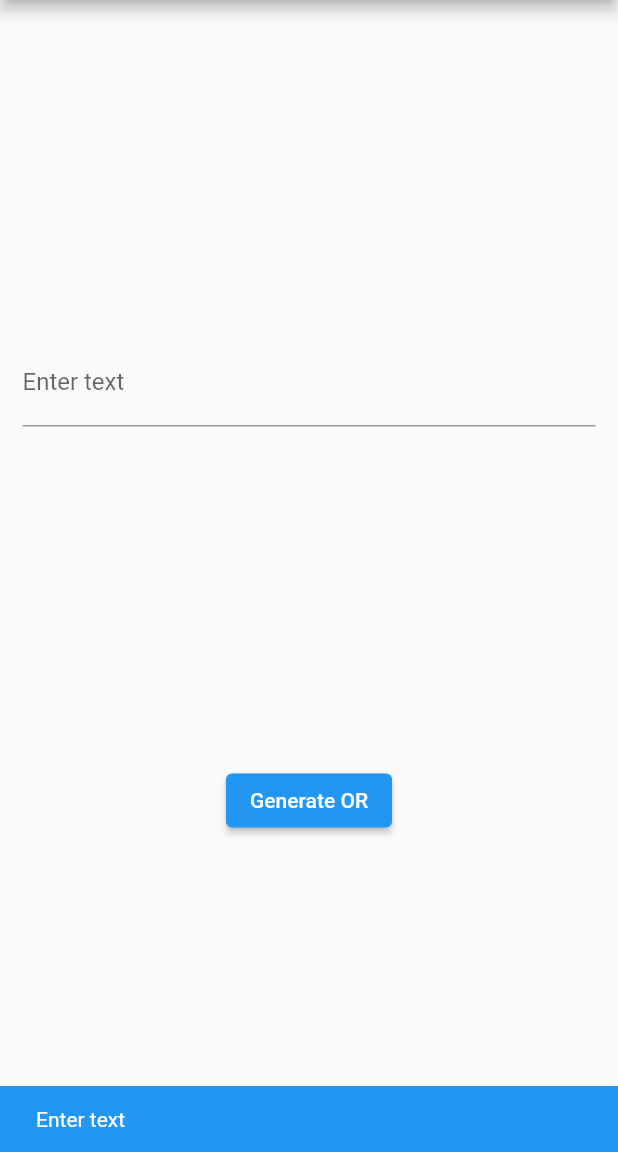
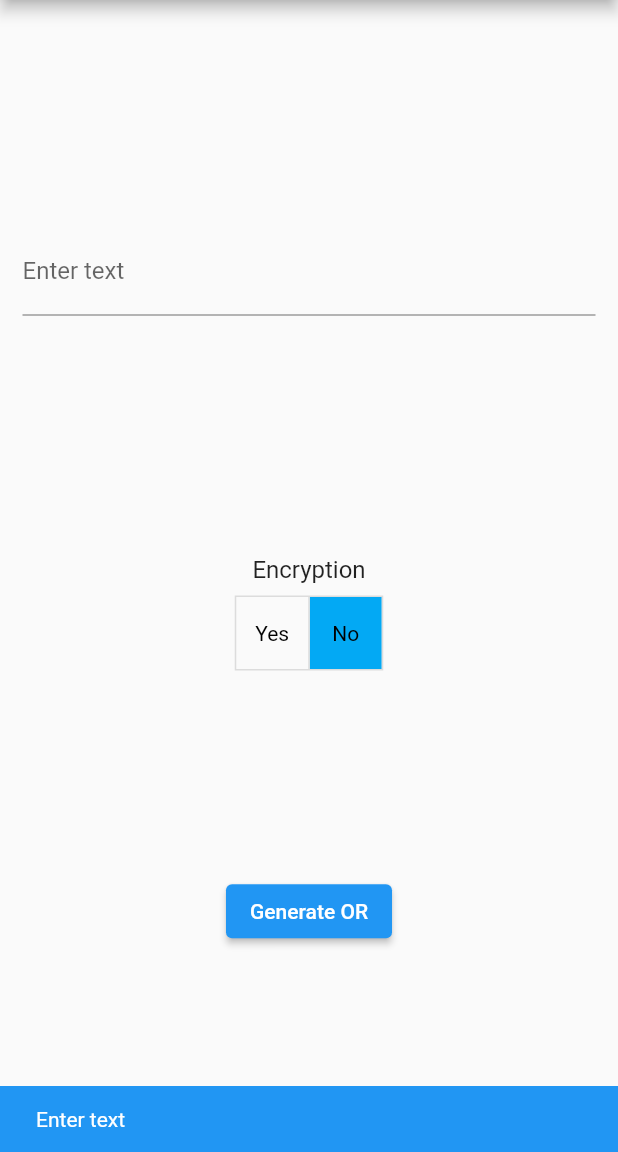
Before and after one commit to ash-100/qr-generator, a Flutter app: the QRGenerator screen opened directly, after a tap on "Generate OR", on a phone screen of 412 x 824 dp, the part 84-1236 px from its top. Run offline on Flutter 3.47's test engine with Material 2 defaults, Android fonts, the phone set to English and light mode, and no system bars; our stand-ins replace qr_flutter, toggle_switch; missing offline and left inert: encrypt, slide_to_confirm.

Commit message:
added an option to encrypt

```diff
--- a/lib/screens/qr_generator_screen.dart
+++ b/lib/screens/qr_generator_screen.dart
@@ -4,6 +4,7 @@ import 'package:flutter/src/foundation/key.dart';
 import 'package:flutter/src/widgets/framework.dart';
 import 'package:qr_code/AES.dart';
 import 'package:qr_code/screens/generated_qr_screen.dart';
+import 'package:toggle_switch/toggle_switch.dart';
 
 class QRGenerator extends StatefulWidget {
   @override
@@ -13,6 +14,8 @@ class QRGenerator extends StatefulWidget {
 class _QRGeneratorState extends State<QRGenerator> {
   AESEncryption encryption = new AESEncryption();
   TextEditingController textController = new TextEditingController();
+  int _index = 0;
+  List<bool> _selections = [false, true];
 
   @override
   Widget build(BuildContext context) {
@@ -31,6 +34,32 @@ class _QRGeneratorState extends State<QRGenerator> {
               decoration: InputDecoration(labelText: 'Enter text'),
             ),
           ),
+          Column(
+            children: [
+              Padding(
+                padding: const EdgeInsets.all(8.0),
+                child: Text(
+                  'Encryption',
+                  style: TextStyle(fontSize: 16),
+                ),
+              ),
+              ToggleButtons(
+                children: [Text('Yes'), Text('No')],
+                isSelected: _selections,
+                color: Colors.black,
+                selectedColor: Colors.black,
+                fillColor: Colors.lightBlue,
+                onPressed: (index) {
+                  for (int i = 0; i < _selections.length; i++) {
+                    _selections[i] = i == index;
+                  }
+                  setState(() {
+                    _index = index;
+                  });
+                },
+              ),
+            ],
+          ),
           ElevatedButton(
               onPressed: () {
                 if (textController.text.toString().trim().isEmpty) {
@@ -40,6 +69,7 @@ class _QRGeneratorState extends State<QRGenerator> {
                   );
                   ScaffoldMessenger.of(context).showSnackBar(snackBar);
                 } else {
+                  if (_index == 0) {
                     Navigator.push(
                         context,
                         MaterialPageRoute(
@@ -47,6 +77,13 @@ class _QRGeneratorState extends State<QRGenerator> {
                                 qr: encryption
                                     .encryptMsg(textController.text)
                                     .base16)));
+                  } else {
+                    Navigator.push(
+                        context,
+                        MaterialPageRoute(
+                            builder: (context) =>
+                                GeneratedQR(qr: textController.text)));
+                  }
                 }
               },
               child: Text('Generate OR'))
--- a/pubspec.yaml
+++ b/pubspec.yaml
@@ -39,6 +39,7 @@ dependencies:
   qr_flutter: ^4.0.0              #//to generate QR
   url_launcher: ^6.0.3            #//to launch the link in a browser
   slide_to_confirm:
+  toggle_switch:
 
 dev_dependencies:
   flutter_test:
```
Also changed, not shown: pubspec.lock, 1 other file. Lines whose indentation alone changed are shown as unchanged.
